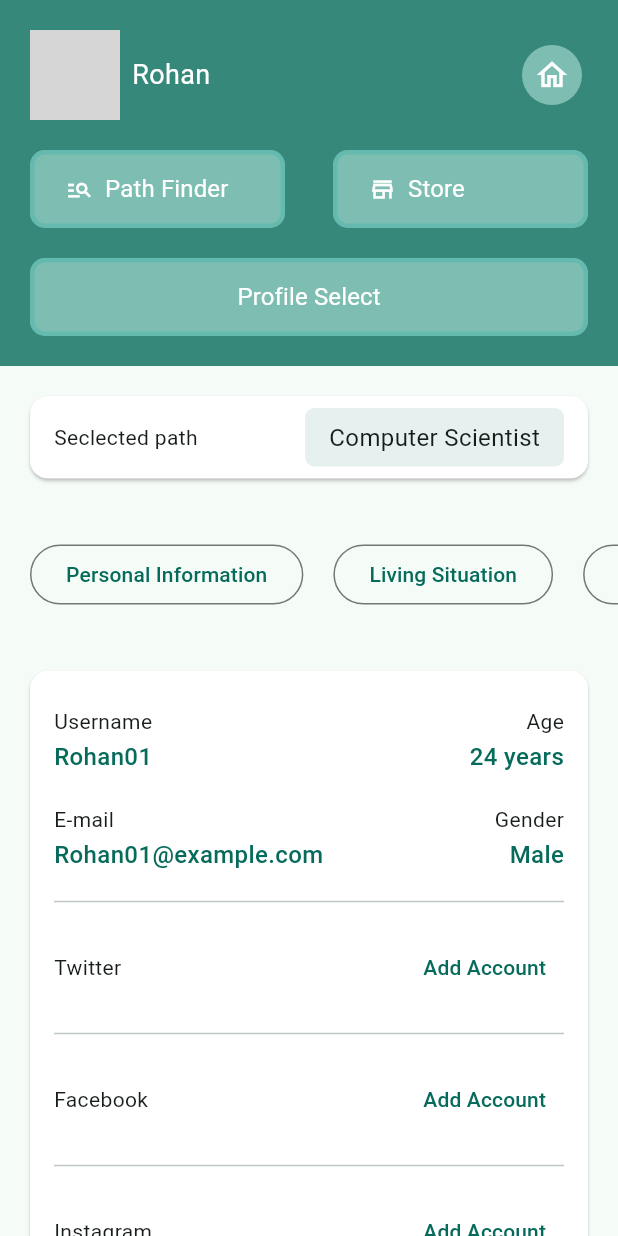
After one commit to Ehab-24/next_life, a Flutter app: the PersonalInformation screen opened by its route, on a phone screen of 412 x 824 dp. The commit adds this screen. Run offline on Flutter 3.47's test engine with Material 2 defaults, Android fonts, the phone set to English and light mode, and no system bars; our stand-ins replace expandable; network calls fail; grey boxes are pictures that could not be loaded.

Commit message:
feat - aa personal info page

```diff
--- a/lib/constants/spacing.dart
+++ b/lib/constants/spacing.dart
@@ -1,6 +1,9 @@
 import 'package:flutter/material.dart';
 
 class Space {
+  static const w2 = SizedBox(width: 2);
+  static const h2 = SizedBox(height: 2);
+
   static const w8 = SizedBox(width: 8);
   static const h8 = SizedBox(height: 8);
 
--- a/lib/layouts/home.dart
+++ b/lib/layouts/home.dart
@@ -19,10 +19,7 @@ class HomeLayout extends StatelessWidget {
             child: _Header(),
           ),
           Expanded(
-            child: Padding(
-              padding: const EdgeInsets.all(16),
-              child: child,
-            ),
+            child: child,
           ),
         ],
       ),
@@ -75,6 +72,9 @@ class _Header extends StatelessWidget {
                 (route) => route.isFirst,
               ),
               icon: Icon(Icons.home_outlined),
+              style: IconButton.styleFrom(
+                backgroundColor: Theme.of(context).colorScheme.secondary,
+              ),
             ),
           ],
         ),
--- a/lib/router.dart
+++ b/lib/router.dart
@@ -9,6 +9,7 @@ import 'package:next_life/screens/gender.dart';
 import 'package:next_life/screens/help_and_support.dart';
 import 'package:next_life/screens/home.dart';
 import 'package:next_life/screens/pathfinder_report.dart';
+import 'package:next_life/screens/personal_information.dart';
 import 'package:next_life/screens/settings.dart';
 import 'package:next_life/screens/test.dart';
 import 'package:next_life/screens/username.dart';
@@ -45,6 +46,8 @@ class RouteGenerator {
         return _generateRoute(const ChangePasswordPage());
       case "/pathfinder-report":
         return _generateRoute(PathFinderReport());
+      case "/personal-information":
+        return _generateRoute(const PersonalInformation());
       default:
         return _generateRoute(const ErrorPage(message: "404 Not Found"));
     }
--- a/lib/screens/default.dart
+++ b/lib/screens/default.dart
@@ -30,6 +30,11 @@ class DefaultScreen extends StatelessWidget {
               text: "Home Screen",
               onPressed: () => pushScreen(context, '/home'),
             ),
+            Space.h20,
+            MElevatedButton(
+              text: "Personal Information",
+              onPressed: () => pushScreen(context, '/personal-information'),
+            ),
           ],
         ),
       ),
--- /dev/null
+++ b/lib/screens/personal_information.dart
@@ -0,0 +1,215 @@
+import 'package:flutter/material.dart';
+import 'package:next_life/constants/spacing.dart';
+import 'package:next_life/styles/text.dart';
+import 'package:next_life/widgets/buttons/elevated_buttons.dart';
+import 'package:next_life/widgets/texts.dart';
+
+class PersonalInformation extends StatelessWidget {
+  const PersonalInformation({super.key});
+
+  final String userCareer =
+      "Computer Scientist"; // actual user career should be fetched from database
+  final String username =
+      "Rohan01"; // actual username should be fetched from database
+  final String userEmail =
+      "Rohan01@example.com"; // actual user email should be fetched from database
+  final String userGender =
+      "Male"; // actual user gender should be fetched from database
+
+  final int userAge = 24; // actual user age should be fetched from database
+
+  @override
+  Widget build(BuildContext context) {
+    return SingleChildScrollView(
+      scrollDirection: Axis.vertical,
+      child: Column(
+        children: [
+          // Selected Path
+          Padding(
+            padding: const EdgeInsets.all(16),
+            child: Card(
+              child: Padding(
+                padding:
+                    const EdgeInsets.symmetric(horizontal: 16, vertical: 8),
+                child: Row(
+                  crossAxisAlignment: CrossAxisAlignment.center,
+                  mainAxisAlignment: MainAxisAlignment.spaceBetween,
+                  children: [
+                    Text("Seclected path", style: TextStyles.sm),
+                    HighlightedtText(text: userCareer),
+                  ],
+                ),
+              ),
+            ),
+          ),
+          Space.h20,
+
+          // Tabs
+          SingleChildScrollView(
+            scrollDirection: Axis.horizontal,
+            child: Row(
+              children: [
+                Space.w20,
+                OutlinedButton(
+                  onPressed: () {},
+                  style: OutlinedButton.styleFrom(
+                    backgroundColor: Theme.of(context).cardColor,
+                  ),
+                  child: Text("Personal Information"),
+                ),
+                Space.w20,
+                OutlinedButton(
+                  onPressed: () {},
+                  style: OutlinedButton.styleFrom(
+                    backgroundColor: Theme.of(context).cardColor,
+                  ),
+                  child: Text("Living Situation"),
+                ),
+                Space.w20,
+                OutlinedButton(
+                  onPressed: () {},
+                  style: OutlinedButton.styleFrom(
+                    backgroundColor: Theme.of(context).cardColor,
+                  ),
+                  child: Text("Education Category"),
+                ),
+                Space.w20,
+              ],
+            ),
+          ),
+          Space.h20,
+
+          // User Info
+          Padding(
+            padding: const EdgeInsets.all(16),
+            child: Card(
+              child: Padding(
+                padding:
+                    const EdgeInsets.symmetric(vertical: 24, horizontal: 16),
+                child: Column(
+                  children: [
+                    // User name & age
+                    Row(
+                      mainAxisAlignment: MainAxisAlignment.spaceBetween,
+                      children: [
+                        Column(
+                          crossAxisAlignment: CrossAxisAlignment.start,
+                          children: [
+                            Text("Username", style: TextStyles.sm),
+                            Space.h2,
+                            Text(
+                              username,
+                              style: TextStyle(
+                                color: Theme.of(context).colorScheme.primary,
+                                fontWeight: FontWeight.w500,
+                                fontSize: 16,
+                              ),
+                            ),
+                          ],
+                        ),
+                        Column(
+                          crossAxisAlignment: CrossAxisAlignment.end,
+                          children: [
+                            Text("Age", style: TextStyles.sm),
+                            Space.h2,
+                            Text(
+                              "$userAge years",
+                              style: TextStyle(
+                                color: Theme.of(context).colorScheme.primary,
+                                fontWeight: FontWeight.w500,
+                                fontSize: 16,
+                              ),
+                            ),
+                          ],
+                        ),
+                      ],
+                    ),
+
+                    Space.h20,
+
+                    // Email & gender
+                    Row(
+                      mainAxisAlignment: MainAxisAlignment.spaceBetween,
+                      children: [
+                        Column(
+                          crossAxisAlignment: CrossAxisAlignment.start,
+                          children: [
+                            Text("E-mail", style: TextStyles.sm),
+                            Space.h2,
+                            Text(
+                              userEmail,
+                              style: TextStyle(
+                                color: Theme.of(context).colorScheme.primary,
+                                fontWeight: FontWeight.w500,
+                                fontSize: 16,
+                              ),
+                            ),
+                          ],
+                        ),
+                        Column(
+                          crossAxisAlignment: CrossAxisAlignment.end,
+                          children: [
+                            Text("Gender", style: TextStyles.sm),
+                            Space.h2,
+                            Text(
+                              userGender,
+                              style: TextStyle(
+                                color: Theme.of(context).colorScheme.primary,
+                                fontWeight: FontWeight.w500,
+                                fontSize: 16,
+                              ),
+                            ),
+                          ],
+                        ),
+                      ],
+                    ),
+
+                    // Social
+                    Divider(height: 40),
+                    Row(
+                      mainAxisAlignment: MainAxisAlignment.spaceBetween,
+                      children: [
+                        Text("Twitter"),
+                        TextButton(onPressed: () {}, child: Text("Add Account"))
+                      ],
+                    ),
+                    Divider(height: 40),
+                    Row(
+                      mainAxisAlignment: MainAxisAlignment.spaceBetween,
+                      children: [
+                        Text("Facebook"),
+                        TextButton(onPressed: () {}, child: Text("Add Account"))
+                      ],
+                    ),
+                    Divider(height: 40),
+                    Row(
+                      mainAxisAlignment: MainAxisAlignment.spaceBetween,
+                      children: [
+                        Text("Instagram"),
+                        TextButton(onPressed: () {}, child: Text("Add Account"))
+                      ],
+                    ),
+                    Divider(height: 40),
+                    Row(
+                      mainAxisAlignment: MainAxisAlignment.spaceBetween,
+                      children: [
+                        Text("TokTok"),
+                        TextButton(onPressed: () {}, child: Text("Add Account"))
+                      ],
+                    ),
+                    Divider(height: 40),
+
+                    SizedBox(
+                      width: 172,
+                      child: MElevatedButton(text: "Save", onPressed: () {}),
+                    )
+                  ],
+                ),
+              ),
+            ),
+          )
+        ],
+      ),
+    );
+  }
+}
--- a/lib/widgets/texts.dart
+++ b/lib/widgets/texts.dart
@@ -11,7 +11,7 @@ class HighlightedtText extends StatelessWidget {
   Widget build(BuildContext context) {
     return Container(
       alignment: Alignment.center,
-      padding: const EdgeInsets.symmetric(vertical: 8),
+      padding: const EdgeInsets.symmetric(vertical: 8, horizontal: 16),
       decoration: BoxDecoration(
         color: Theme.of(context).colorScheme.primary.withOpacity(0.1),
         borderRadius: BorderRadius.circular(6),
```
